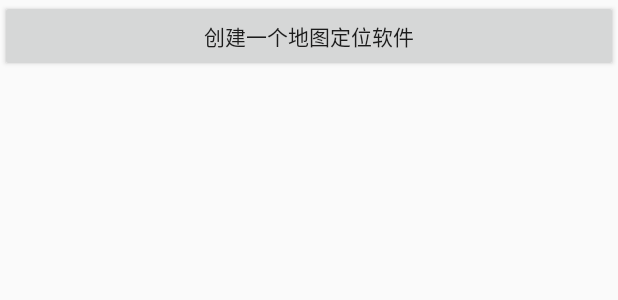
After one commit to TigerChain/DesignPattern, an Android app: the layout softwaredev_activity.xml on its own in the app's theme, with its tools: preview values and no code run, on a phone screen of 412 x 824 dp. The commit adds this screen. Shown: the top 300 px of the screen. Run offline under Robolectric (Android 15) with nearby library versions, the phone set to English and light mode, and no system bars.

Commit message:
'添加builder_demo'

```diff
--- a/app/src/main/AndroidManifest.xml
+++ b/app/src/main/AndroidManifest.xml
@@ -43,6 +43,9 @@
         <activity android:name=".Observer.CustomEventBus.CustomBusActivity"
             android:label="观察者模式--自定义EventBus"
             android:screenOrientation="portrait"></activity>
+        <activity android:name=".Builder.software_development.SoftWareDevActivity"
+            android:label="建造者模式--软件开发"
+            android:screenOrientation="portrait"></activity>
     </application>
 
 </manifest>
--- a/app/src/main/java/designpattern/jun/com/designpattern/MainActivity.java
+++ b/app/src/main/java/designpattern/jun/com/designpattern/MainActivity.java
@@ -12,6 +12,7 @@ import android.widget.Toast;
 
 import java.util.ArrayList;
 
+import designpattern.jun.com.designpattern.Builder.software_development.SoftWareDevActivity;
 import designpattern.jun.com.designpattern.FactoryPatttern.SimpleFactory.SimpleFactoryMactivity;
 import designpattern.jun.com.designpattern.Observer.CustomEventBus.CustomBusActivity;
 import designpattern.jun.com.designpattern.Proxy.AIDL.AidlActivity;
@@ -43,6 +44,7 @@ public class MainActivity extends AppCompatActivity {
         datas.add("策略模式") ;
         datas.add("代理模式") ;
         datas.add("观察者模式") ;
+        datas.add("建造者模式") ;
     }
 
     private void initView() {
@@ -71,6 +73,9 @@ public class MainActivity extends AppCompatActivity {
                         break ;
                     case 4:
                         IntentUtils.jumpTo(MainActivity.this,CustomBusActivity.class,null);
+                        break ;
+                    case 5:
+                        IntentUtils.jumpTo(MainActivity.this,SoftWareDevActivity.class,null);
                         break ;
                     default:
                         break;
--- /dev/null
+++ b/app/src/main/res/layout/softwaredev_activity.xml
@@ -0,0 +1,17 @@
+<?xml version="1.0" encoding="utf-8"?>
+<LinearLayout xmlns:android="http://schemas.android.com/apk/res/android"
+    android:layout_width="match_parent"
+    android:layout_height="match_parent"
+    android:orientation="vertical">
+
+    <Button
+        android:id="@+id/button01"
+        android:layout_width="match_parent"
+        android:layout_height="wrap_content"
+        android:text="创建一个地图定位软件"/>
+    <TextView
+        android:id="@+id/tv01"
+        android:layout_width="wrap_content"
+        android:layout_height="wrap_content" />
+
+</LinearLayout>
```
Also changed, not shown: app/src/main/java/designpattern/jun/com/designpattern/Builder/software_development/CTOBuilder.java (added, +14 -0 lines), app/src/main/java/designpattern/jun/com/designpattern/Builder/software_development/DeveloperA.java (added, +35 -0 lines), app/src/main/java/designpattern/jun/com/designpattern/Builder/software_development/PMDirector.java (added, +22 -0 lines), app/src/main/java/designpattern/jun/com/designpattern/Builder/software_development/SoftWareDevActivity.java (added, +60 -0 lines), app/src/main/java/designpattern/jun/com/designpattern/Builder/software_development/SoftWareProduct.java (added, +46 -0 lines).
